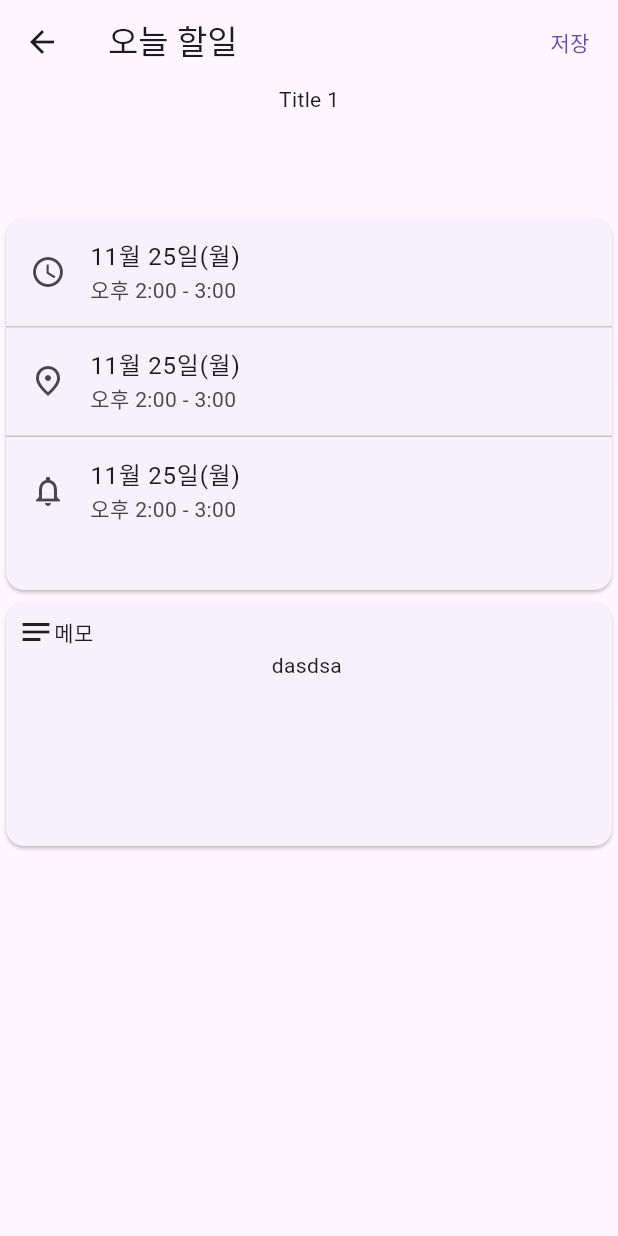
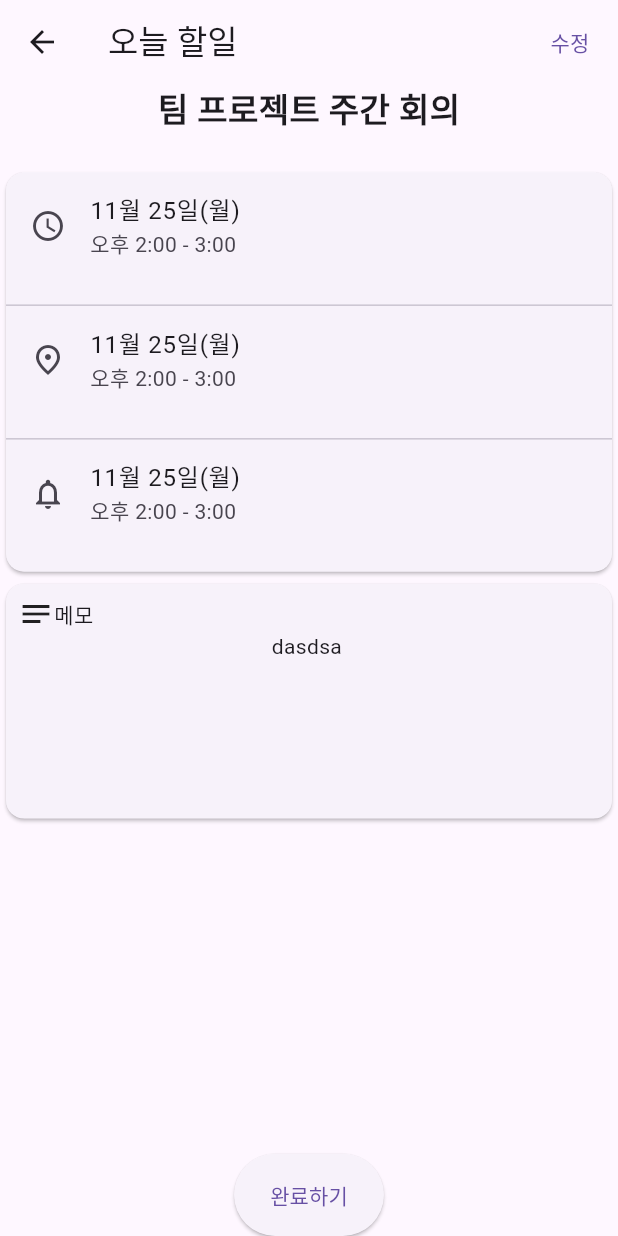
Before and after one commit to wonjune2/doit, a Flutter app: the screen it shows after launch, after a tap on "schedule title 1", on a phone screen of 412 x 824 dp. Run offline on Flutter 3.47's test engine with Material 3 defaults, Android fonts, the phone set to English and light mode, and no system bars.

```diff
--- a/lib/app.dart
+++ b/lib/app.dart
@@ -1,12 +1,11 @@
-import 'package:doit/features/schedule/pages/home.dart';
+import 'package:doit/features/schedule/pages/schedule_home_page.dart';
 import 'package:flutter/material.dart';
 
 class App extends StatelessWidget {
-
   const App({super.key});
 
   @override
   Widget build(BuildContext context) {
-    return MaterialApp(debugShowCheckedModeBanner: false, title: 'Doit', home: Home());
+    return MaterialApp(debugShowCheckedModeBanner: false, title: 'Doit', home: ScheduleHomePage());
   }
 }
--- a/lib/features/schedule/pages/schedule_detail_page.dart
+++ b/lib/features/schedule/pages/schedule_detail_page.dart
@@ -14,40 +14,52 @@ class ScheduleDetailPage extends StatelessWidget {
           },
           icon: Icon(Icons.arrow_back),
         ),
-        actions: [TextButton(onPressed: () {}, child: Text('저장'))],
+        actions: [TextButton(onPressed: () {}, child: Text('수정'))],
       ),
       body: SafeArea(
         child: Column(
           children: [
-            Expanded(flex: 1, child: Text('Title 1')),
             Expanded(
-              flex: 3,
+              flex: 1,
+              child: Text(
+                '팀 프로젝트 주간 회의',
+                style: TextStyle(fontSize: 22, fontWeight: FontWeight.bold),
+              ),
+            ),
+            Expanded(
+              flex: 5,
               child: Card(
                 child: Column(
                   children: [
-                    ListTile(
+                    Expanded(
+                      child: ListTile(
                         leading: Icon(Icons.watch_later_outlined),
                         title: Text('11월 25일(월)'),
                         subtitle: Text('오후 2:00 - 3:00'),
                       ),
+                    ),
                     Divider(height: 1),
-                    ListTile(
+                    Expanded(
+                      child: ListTile(
                         leading: Icon(Icons.place_outlined),
                         title: Text('11월 25일(월)'),
                         subtitle: Text('오후 2:00 - 3:00'),
                       ),
+                    ),
                     Divider(height: 1),
-                    ListTile(
+                    Expanded(
+                      child: ListTile(
                         leading: Icon(Icons.notifications_none),
                         title: Text('11월 25일(월)'),
                         subtitle: Text('오후 2:00 - 3:00'),
+                      ),
                     ),
                   ],
                 ),
               ),
             ),
             Expanded(
-              flex: 2,
+              flex: 3,
               child: Card(
                 child: Padding(
                   padding: const EdgeInsets.all(8.0),
@@ -60,7 +72,10 @@ class ScheduleDetailPage extends StatelessWidget {
                 ),
               ),
             ),
-            Spacer(flex: 3),
+            Spacer(flex: 4),
+            Expanded(
+              child: ElevatedButton(onPressed: () {}, child: Text('완료하기')),
+            ),
           ],
         ),
       ),
--- a/lib/main.dart
+++ b/lib/main.dart
@@ -1,5 +1,6 @@
-import 'package:doit/features/schedule/pages/home.dart';
+import 'package:doit/features/schedule/pages/schedule_home_page.dart';
 import 'package:flutter/material.dart';
+import 'package:flutter_localizations/flutter_localizations.dart';
 
 void main() {
   runApp(const MainApp());
@@ -10,6 +11,16 @@ class MainApp extends StatelessWidget {
 
   @override
   Widget build(BuildContext context) {
-    return const MaterialApp(debugShowCheckedModeBanner: false, home: Home());
+    return const MaterialApp(
+      debugShowCheckedModeBanner: false,
+      locale: Locale('ko', 'KR'),
+      supportedLocales: [Locale('ko', 'KR')],
+      home: ScheduleHomePage(),
+      localizationsDelegates: [
+        GlobalMaterialLocalizations.delegate,
+        GlobalWidgetsLocalizations.delegate,
+        GlobalCupertinoLocalizations.delegate,
+      ],
+    );
   }
 }
--- a/pubspec.yaml
+++ b/pubspec.yaml
@@ -9,6 +9,8 @@ environment:
 dependencies:
   auto_size_text: ^3.0.0
   flutter:
+    sdk: flutter
+  flutter_localizations:
     sdk: flutter
   flutter_riverpod: ^3.0.3
 
```
Also changed, not shown: lib/features/schedule/pages/schedule_add_page.dart (renamed from lib/features/schedule/pages/add_schedule_page.dart, +10 -27 lines), lib/features/schedule/pages/schedule_home_page.dart (renamed from lib/features/schedule/pages/home.dart, +4 -4 lines), lib/features/schedule/widgets/AdaptiveWidget.dart (added, +10 -0 lines), lib/test.dart (+5 -47 lines), pubspec.lock. Lines whose indentation alone changed are shown as unchanged.
